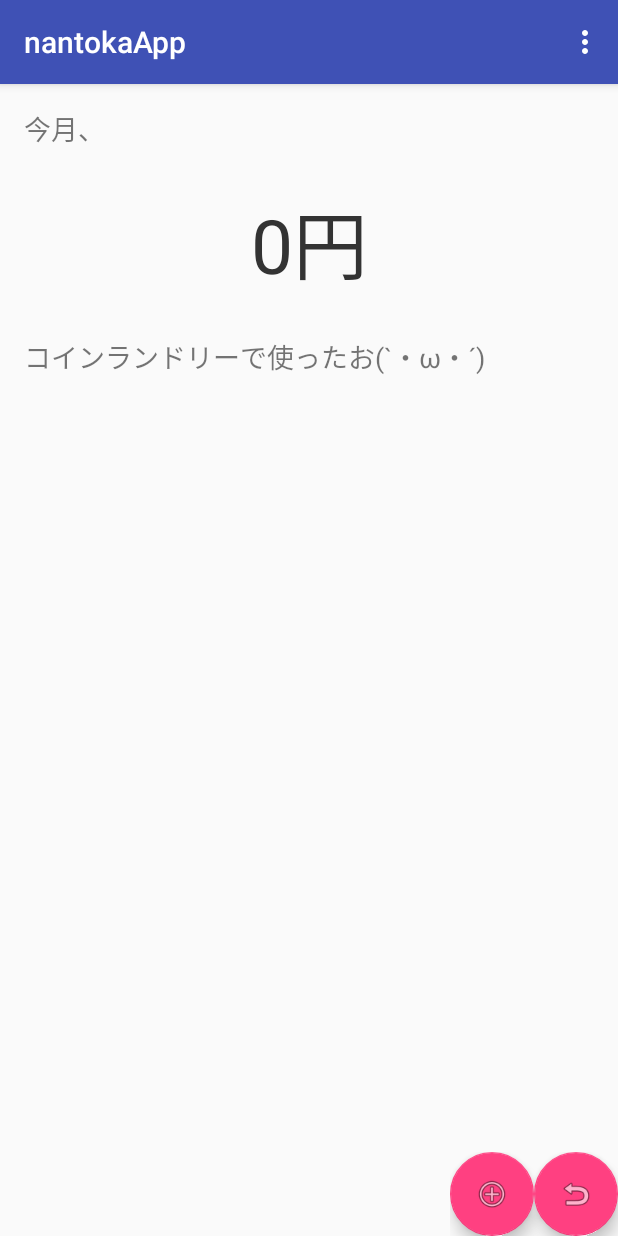
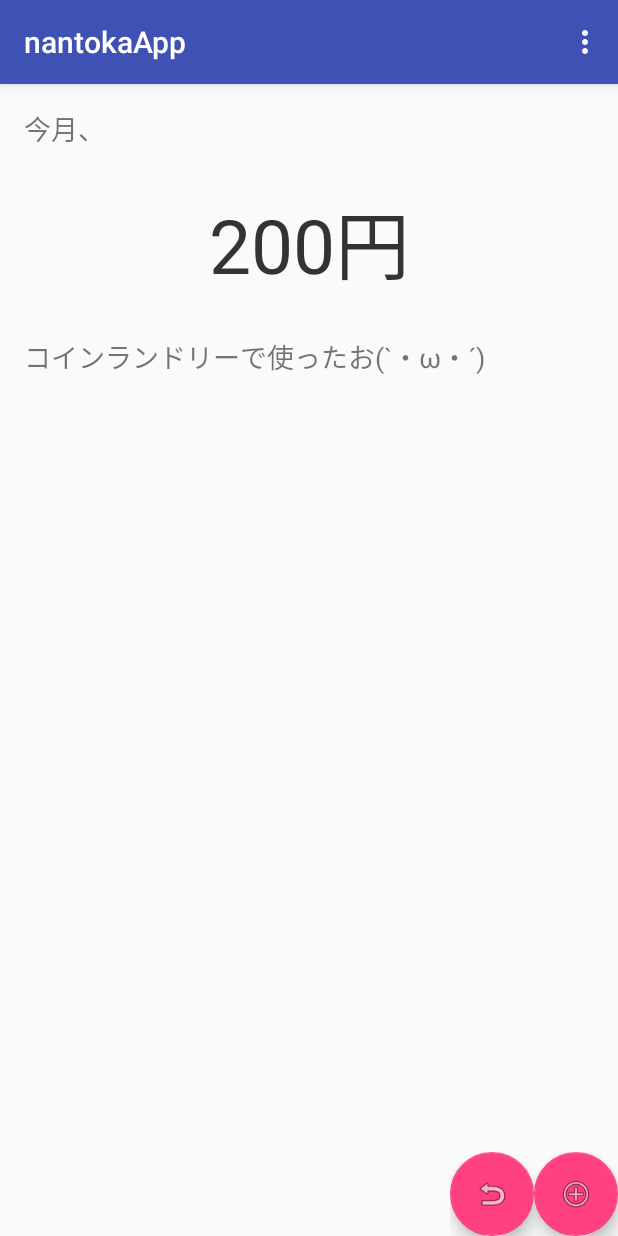
Before and after one commit to Tecco/nantokaApp, an Android app: the screen it shows after launch (MainActivity), in the options menu, after a tap on "Settings", on a phone screen of 412 x 824 dp. Run offline under Robolectric (Android 15) with nearby library versions, the phone set to English and light mode, and no system bars.

Commit message:
プラスボタンと戻るボタン入れ替えた

```diff
--- a/app/src/main/res/layout/activity_main.xml
+++ b/app/src/main/res/layout/activity_main.xml
@@ -31,17 +31,17 @@
         android:layout_gravity="bottom|end" >
 
         <android.support.design.widget.FloatingActionButton
+            android:id="@+id/fab_remove"
+            android:layout_width="wrap_content"
+            android:layout_height="wrap_content"
+            android:src="@android:drawable/ic_menu_revert" />
+
+        <android.support.design.widget.FloatingActionButton
             android:id="@+id/fab_add"
             android:layout_width="wrap_content"
             android:layout_height="wrap_content"
             android:src="@android:drawable/ic_menu_add" />
 
-        <android.support.design.widget.FloatingActionButton
-            android:id="@+id/fab_remove"
-            android:layout_width="wrap_content"
-            android:layout_height="wrap_content"
-            android:src="@android:drawable/ic_menu_revert" />
-
     </LinearLayout>
 
 
```
